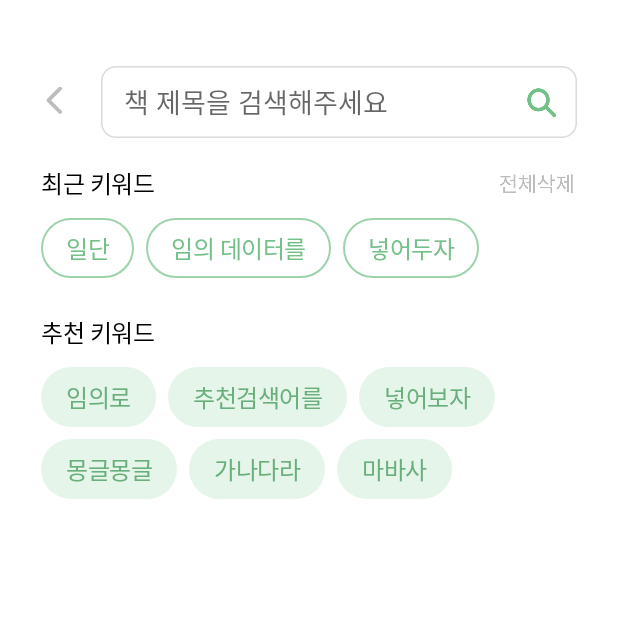
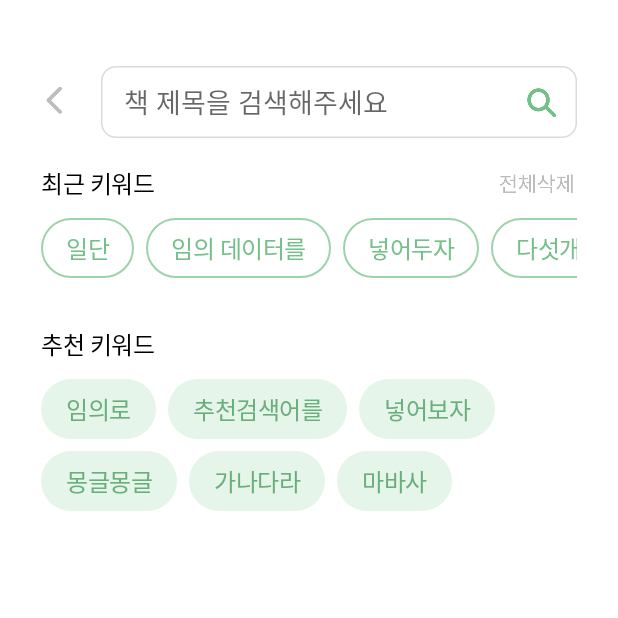
Before and after one commit to Sopt-Mongle/MongleAndroid, an Android app: the fragment SearchFragment shown on its own in the app's theme, on a phone screen of 412 x 824 dp, the top half of it. Run offline under Robolectric (Android 15) with nearby library versions, the light colour scheme and no system bars.

Commit message:
[현진] 검색 뷰 작업

```diff
--- a/app/src/main/AndroidManifest.xml
+++ b/app/src/main/AndroidManifest.xml
@@ -14,7 +14,8 @@
         </activity>
         <activity android:name=".activity.PostThemeActivity" />
         <activity android:name=".activity.WritingSentenceActivity" />
-        <activity android:name=".activity.MainActivity">
+        <activity android:name=".activity.MainActivity"
+            android:windowSoftInputMode="adjustNothing|stateVisible">
             <intent-filter>
                 <action android:name="android.intent.action.MAIN" />
 
--- a/app/src/main/java/com/example/mongleandroid/fragment/SearchFragment.kt
+++ b/app/src/main/java/com/example/mongleandroid/fragment/SearchFragment.kt
@@ -27,18 +27,19 @@ class SearchFragment : Fragment() {
 
     override fun onViewCreated(view: View, savedInstanceState: Bundle?) {
         super.onViewCreated(view, savedInstanceState)
-        searchRecentAdapter =
-            SearchRecentAdapter(view.context)
+
+        search_fragment_et_search.requestFocus()
+
+        searchRecentAdapter = SearchRecentAdapter(view.context)
         rv_recent_keyword.adapter = searchRecentAdapter
-        LoadRecentKeyword()
-        setRecommendKeyword()
+        LoadRecentKeyword() // 최근 키워드
+        setRecommendKeyword() // 추천 키워드
         search_fragment_btn_recent_delete.setOnClickListener {
             searchRecentAdapter.datas.clear()
             searchRecentAdapter.notifyDataSetChanged()
             tv_no_keyword.visibility = VISIBLE
+        } // 최근 키워드 전체 삭제
 
-
-        }
     }
 
     private fun setRecommendKeyword(){
@@ -67,7 +68,16 @@ class SearchFragment : Fragment() {
                     tv_recent_keyword = "넣어두자"
                 )
             )
-
+            add(
+                SearchRecentData(
+                    tv_recent_keyword = "다섯개만"
+                )
+            )
+            add(
+                SearchRecentData(
+                    tv_recent_keyword = "넣는다"
+                )
+            )
             searchRecentAdapter.datas = searchRecentDatas
             searchRecentAdapter.notifyDataSetChanged()
         }
--- a/app/src/main/res/layout/fragment_search.xml
+++ b/app/src/main/res/layout/fragment_search.xml
@@ -34,7 +34,9 @@
         app:layout_constraintEnd_toEndOf="parent"
         app:layout_constraintHorizontal_bias="0.5"
         app:layout_constraintStart_toEndOf="@+id/search_fragment_btn_back"
-        app:layout_constraintTop_toTopOf="parent" />
+        app:layout_constraintTop_toTopOf="parent" >
+        <requestFocus />
+    </EditText>
 
     <ImageView
         android:id="@+id/search_fragment_btn_search"
@@ -83,14 +85,14 @@
         android:id="@+id/textView7"
         android:layout_width="wrap_content"
         android:layout_height="wrap_content"
-        android:layout_marginTop="24dp"
+        android:layout_marginTop="83dp"
         android:letterSpacing="-0.02"
         android:lineSpacingExtra="8sp"
         android:text="추천 키워드"
         android:textColor="#000000"
         android:textSize="16sp"
         app:layout_constraintStart_toStartOf="@+id/textView6"
-        app:layout_constraintTop_toBottomOf="@+id/rv_recent_keyword" />
+        app:layout_constraintTop_toBottomOf="@+id/textView6" />
 
     <TextView
         android:id="@+id/tv_recommend_keyword1"
```
